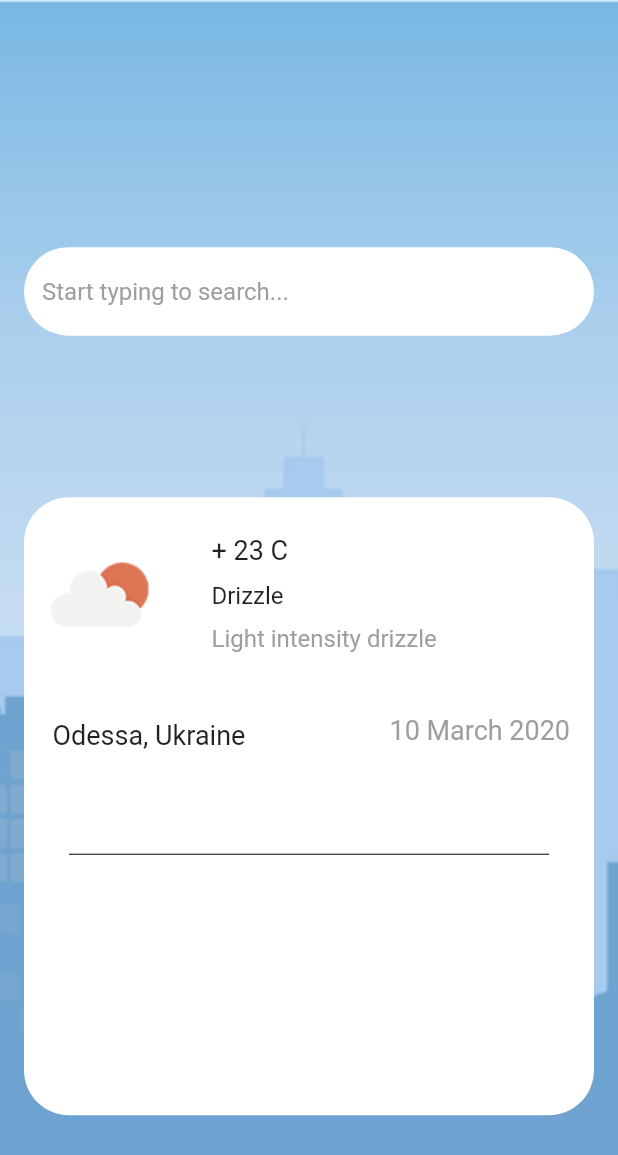
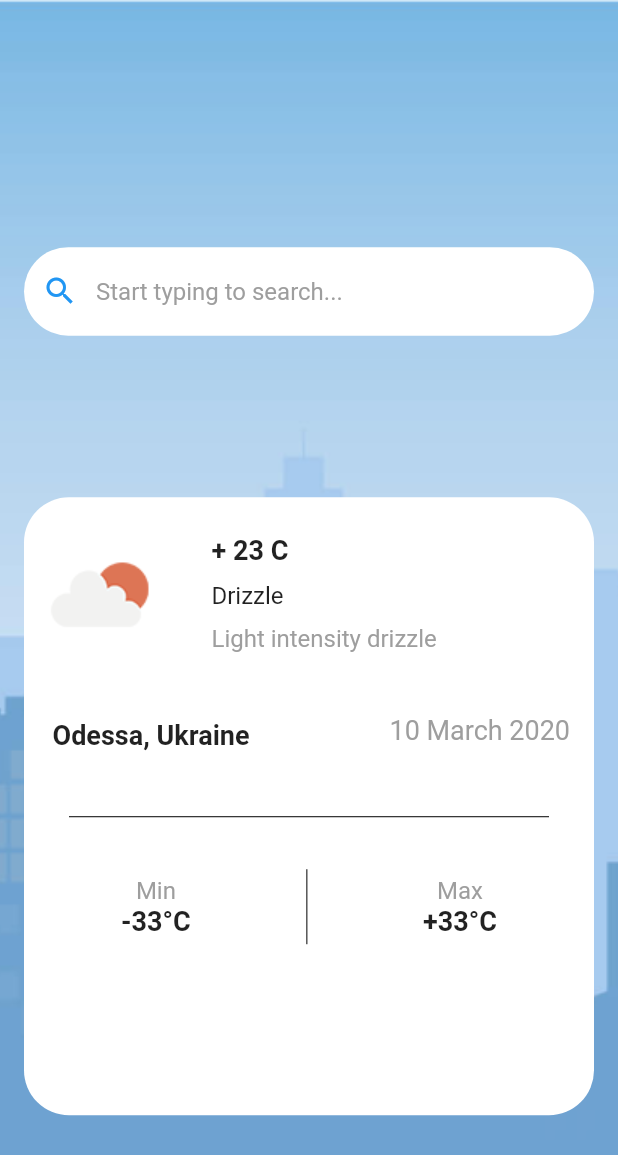
Before and after one commit to Raketa69/weather-flutter-app, a Flutter app: the screen it shows after launch, on a phone screen of 412 x 824 dp. Shown: the top 1155 px of the screen. Run offline on Flutter 3.47's test engine with Material 2 defaults, Android fonts, the phone set to English and light mode, and no system bars; our stand-ins replace adaptive_theme, google_fonts.

```diff
--- a/Flutter_Internship/lib/pages/home_page.dart
+++ b/Flutter_Internship/lib/pages/home_page.dart
@@ -1,6 +1,6 @@
 import 'package:flutter/material.dart';
 import 'package:flutter_internship/widgets/header_widget.dart';
-
+import 'package:flutter_internship/widgets/cities_widget.dart';
 class HomePage extends StatelessWidget {
   const HomePage({Key? key}) : super(key: key);
 
@@ -12,9 +12,9 @@ class HomePage extends StatelessWidget {
           scrollDirection: Axis.vertical,
           children: const [
             HeaderWidget(),
+            CitiesWidget(),
           ],
         )
-
     )
     );
   }
--- a/Flutter_Internship/lib/theme.dart
+++ b/Flutter_Internship/lib/theme.dart
@@ -1,17 +1,26 @@
 import 'package:flutter/material.dart';
+import 'package:google_fonts/google_fonts.dart';
 
 final kDarkTheme = ThemeData.dark().copyWith(
+    primaryColor: Colors.brown,
+    backgroundColor:  Colors.brown,
 
   /*appBarTheme: AppBarTheme(
     backgroundColor: Colors.brown,
     color: Colors.brown,
   )*/
 );
+//final textTheme = Theme.of(context).textTheme;
 
 final kLightTheme = ThemeData.light().copyWith(
-    /*appBarTheme: AppBarTheme(
+    primaryColor: Colors.brown,
+    backgroundColor:  Colors.brown,
+   // textTheme: GoogleFonts.robotoTextTheme(),
+    /*textTheme: GoogleFonts.latoTextTheme(textTheme).copyWith(
+    body1: GoogleFonts.oswald(textStyle: textTheme.body1),*/
+  );
+  /*appBarTheme: AppBarTheme(
         backgroundColor: Colors.white,
         color: Colors.white,
 
     )*/
-);
--- a/Flutter_Internship/lib/widgets/header_widget.dart
+++ b/Flutter_Internship/lib/widgets/header_widget.dart
@@ -33,6 +33,7 @@ class _HeaderWidget extends State<HeaderWidget> {
               padding: EdgeInsets.fromLTRB(16, vh * 0.2, 16, 50),
             child: TextField(
               decoration: InputDecoration(
+                  prefixIcon: const Icon(Icons.search, color: Colors.blue),
                   hintStyle: const TextStyle(color: Colors.grey),
                   hintText: "Start typing to search...",
                   border: OutlineInputBorder(
@@ -52,7 +53,8 @@ class _HeaderWidget extends State<HeaderWidget> {
           child: Container(
             decoration:BoxDecoration(
               color: Colors.white,
-              borderRadius: BorderRadius.circular(30.0),),
+              borderRadius: BorderRadius.circular(30.0),
+            ),
             height: vh * 0.5,
             child: Column(
                 children: [
@@ -62,7 +64,7 @@ class _HeaderWidget extends State<HeaderWidget> {
                             height: 100,
                             width: 100,
                             image: AssetImage('assets/cloud.png'),),
-                          Padding(padding: const EdgeInsets.all(20),
+                          Padding(padding: const EdgeInsets.fromLTRB(20, 20, 0, 20),
                             child: Column(
                               crossAxisAlignment: CrossAxisAlignment.start,
                               children: const [
@@ -70,6 +72,7 @@ class _HeaderWidget extends State<HeaderWidget> {
                                   child: Text('+ 23 C' ,
                                     style: TextStyle(
                                         fontSize: 18,
+                                        fontWeight: FontWeight.bold
                                   ),),
                                 ),
                                 Padding(padding: EdgeInsets.all(5),
@@ -94,6 +97,7 @@ class _HeaderWidget extends State<HeaderWidget> {
                         Padding(padding: EdgeInsets.all(19),
                           child: Text('Odessa, Ukraine',
                               style: TextStyle(
+                                fontWeight: FontWeight.bold,
                                 fontSize: 18,)),
                         ),
                         Padding(padding: EdgeInsets.all(16),
@@ -108,24 +112,41 @@ class _HeaderWidget extends State<HeaderWidget> {
                       margin: const EdgeInsets.only(left: 30.0, right: 30.0),
                       child: const Divider(
                         color: Colors.black,
-                        height: 100,
+                        height: 50,
                       )),
-                 /* Row(
+                  Padding(
+                    padding: const EdgeInsets.fromLTRB(30, 10, 30, 0),
+                    child: Row(
+                      mainAxisAlignment: MainAxisAlignment.spaceAround,
                       children: [
                         Column(
                           children: const [
-                          Text('Min'),
-                          Text('-33°C'),
+                            Text('Min' , style: TextStyle(
+                              fontSize: 16,
+                              color: Colors.grey
+                            ),),
+                            Text('-33°C', style: TextStyle(
+                                fontWeight: FontWeight.bold,
+                                fontSize: 18,
+                            ),),
                           ],
                         ),
+                        Container(height: 50, child: const VerticalDivider(color: Colors.black)),
                         Column(
                           children: const [
-                          Text('Min'),
-                          Text('-33°C'),
+                            Text('Max' , style: TextStyle(
+                                fontSize: 16,
+                                color: Colors.grey
+                            ),),
+                            Text('+33°C', style: TextStyle(
+                              fontWeight: FontWeight.bold,
+                              fontSize: 18,
+                            ),),
                           ],
+                        ),
+                      ],
+                    ),
                   )
-                    ],
-                  )*/
                 ]
               ),
             )
@@ -134,6 +155,4 @@ class _HeaderWidget extends State<HeaderWidget> {
       ),
     );
   }
-
-
 }
--- a/Flutter_Internship/pubspec.yaml
+++ b/Flutter_Internship/pubspec.yaml
@@ -36,7 +36,7 @@ dependencies:
   # The following adds the Cupertino Icons font to your application.
   # Use with the CupertinoIcons class for iOS style icons.
   cupertino_icons: ^1.0.2
-  google_fonts: ^0.3.10
+  google_fonts: ^3.0.1
   adaptive_theme: ^1.1.0
 
 dev_dependencies:
```
Also changed, not shown: Flutter_Internship/lib/widgets/cities_widget.dart (added, +98 -0 lines), Flutter_Internship/assets/city_ny.png (added), Flutter_Internship/pubspec.lock. Lines whose indentation alone changed are shown as unchanged.
